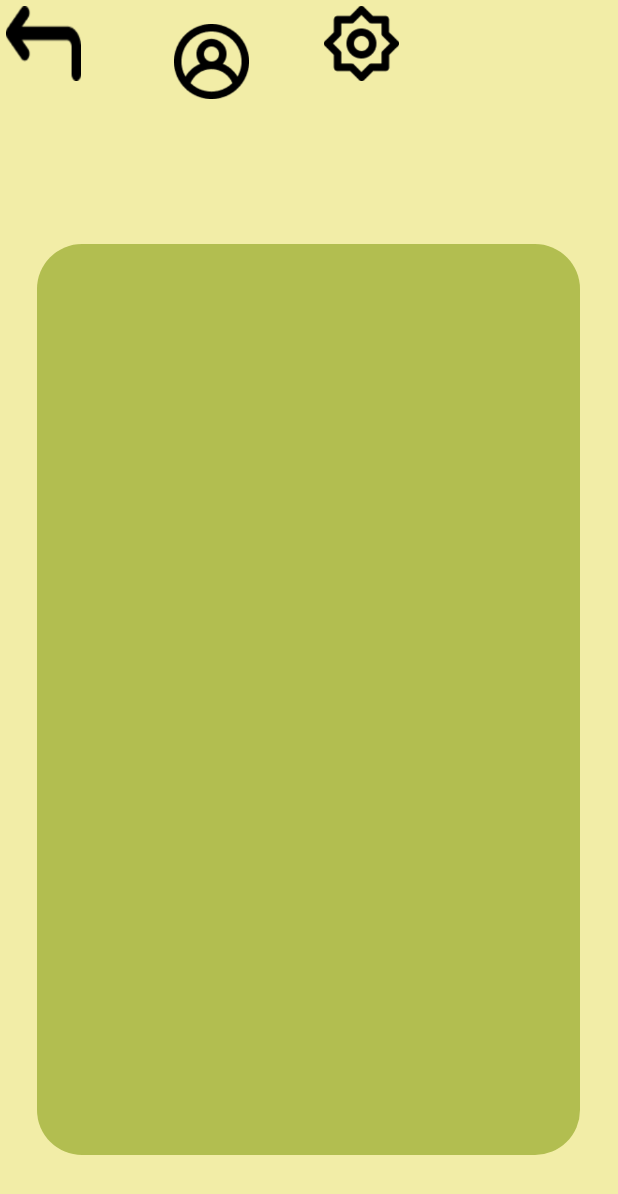
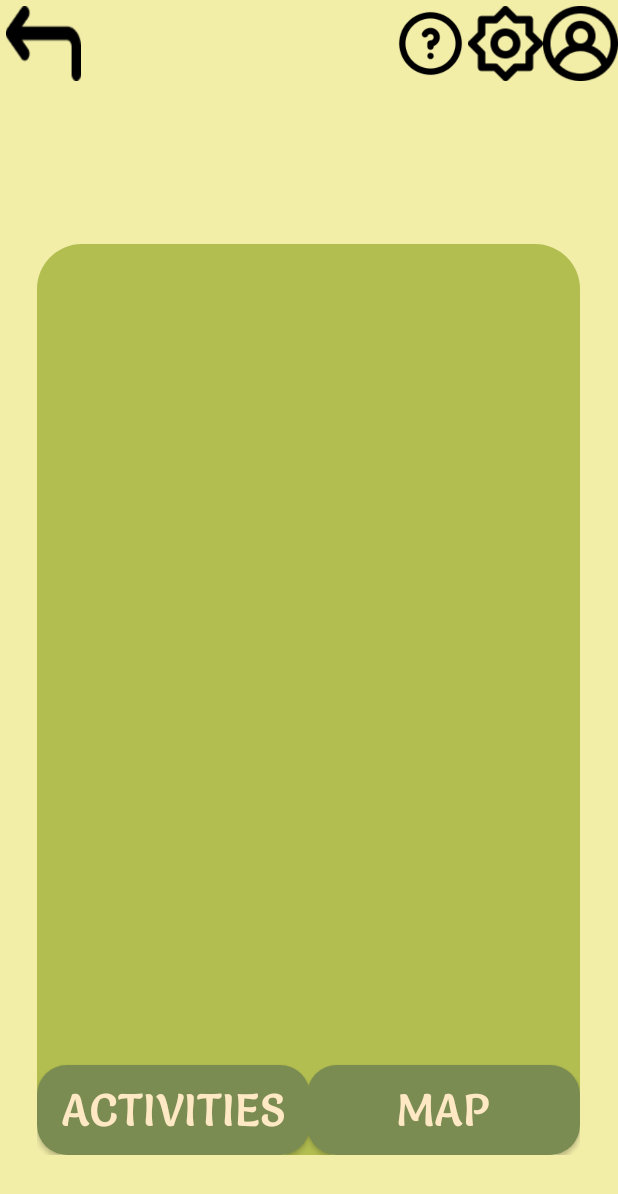
Before and after one commit to Alba-18/Work-out-, an Android app: the layout activity_main_screen.xml on its own in the app's theme, with its tools: preview values and no code run, on a phone screen of 412 x 824 dp. Shown: the top 1194 px of the screen. Run offline under Robolectric (Android 15) with nearby library versions, the phone set to English and light mode, and no system bars.

Commit message:
main screen and framgents for maps and activities to do

```diff
--- a/app/build.gradle
+++ b/app/build.gradle
@@ -37,6 +37,7 @@ dependencies {
     implementation 'androidx.constraintlayout:constraintlayout:2.1.2'
     implementation 'androidx.navigation:navigation-fragment:2.3.5'
     implementation 'androidx.navigation:navigation-ui:2.3.5'
+    implementation 'com.google.android.gms:play-services-maps:18.0.0'
     testImplementation 'junit:junit:4.+'
     androidTestImplementation 'androidx.test.ext:junit:1.1.3'
     androidTestImplementation 'androidx.test.espresso:espresso-core:3.4.0'
--- /dev/null
+++ b/app/src/main/res/drawable/activityshape.xml
@@ -0,0 +1,6 @@
+<?xml version="1.0" encoding="utf-8"?>
+<shape xmlns:android="http://schemas.android.com/apk/res/android">
+    <solid android:color="#90C4C4C4"></solid>
+    <corners android:radius="30sp"/>
+
+</shape>
--- /dev/null
+++ b/app/src/main/res/drawable/lightshape.xml
@@ -0,0 +1,6 @@
+<?xml version="1.0" encoding="utf-8"?>
+<shape xmlns:android="http://schemas.android.com/apk/res/android">
+    <solid android:color="#C4C4C4"></solid>
+    <corners android:radius="30sp"/>
+
+</shape>
--- a/app/src/main/res/layout/activity_main_screen.xml
+++ b/app/src/main/res/layout/activity_main_screen.xml
@@ -19,15 +19,32 @@
         app:layout_constraintTop_toTopOf="parent" />
 
     <androidx.appcompat.widget.AppCompatButton
+        android:id="@+id/helpmain"
+        android:layout_width="50dp"
+        android:layout_height="50dp"
+
+        android:layout_gravity="center_vertical"
+        android:layout_marginHorizontal="25sp"
+        android:layout_marginStart="84dp"
+        android:layout_marginTop="4dp"
+        android:background="@drawable/help"
+        app:layout_constraintEnd_toStartOf="@+id/settingsmain"
+        app:layout_constraintHorizontal_bias="1.0"
+        app:layout_constraintStart_toStartOf="parent"
+        app:layout_constraintTop_toTopOf="parent" />
+
+    <androidx.appcompat.widget.AppCompatButton
         android:id="@+id/settingsmain"
         android:layout_width="50dp"
         android:layout_height="50dp"
 
         android:layout_gravity="center_vertical"
         android:layout_marginHorizontal="25sp"
-        android:layout_marginStart="216dp"
+        android:layout_marginStart="264dp"
         android:layout_marginTop="4dp"
         android:background="@drawable/settings"
+        app:layout_constraintEnd_toStartOf="@+id/profilesmain"
+        app:layout_constraintHorizontal_bias="1.0"
         app:layout_constraintStart_toStartOf="parent"
         app:layout_constraintTop_toTopOf="parent" />
 
@@ -38,9 +55,12 @@
 
         android:layout_gravity="center_vertical"
         android:layout_marginHorizontal="25sp"
-        android:layout_marginStart="116dp"
-        android:layout_marginTop="16dp"
+        android:layout_marginStart="48dp"
+        android:layout_marginTop="4dp"
         android:background="@drawable/profile"
+        app:layout_constraintEnd_toEndOf="parent"
+        app:layout_constraintHorizontal_bias="1.0"
+        app:layout_constraintStart_toEndOf="@+id/settingsmain"
         app:layout_constraintStart_toStartOf="parent"
         app:layout_constraintTop_toTopOf="parent" />
 
@@ -58,6 +78,34 @@
         app:layout_constraintTop_toTopOf="parent"
         app:layout_constraintVertical_bias="0.75">
 
+        <androidx.appcompat.widget.AppCompatButton
+            android:id="@+id/activitiesbuttonmain"
+            android:layout_width="182dp"
+            android:layout_height="60dp"
+            android:layout_gravity="bottom|left"
+            android:background="@drawable/button"
+            app:layout_constraintHorizontal_bias="1.0"
+            app:layout_constraintStart_toStartOf="parent"
+            android:fontFamily="@font/salsa"
+            android:text="ACTIVITIES"
+            android:textColor="#FFE9C5"
+            android:textSize="30dp"
+            app:layout_constraintTop_toTopOf="parent" />
+
+        <androidx.appcompat.widget.AppCompatButton
+            android:id="@+id/mapbuttonmain"
+            android:layout_width="182dp"
+            android:layout_height="60dp"
+            android:layout_gravity="bottom|right"
+            android:background="@drawable/button"
+            app:layout_constraintHorizontal_bias="1.0"
+            app:layout_constraintStart_toStartOf="parent"
+            android:fontFamily="@font/salsa"
+            android:text="MAP"
+            android:textColor="#FFE9C5"
+            android:textSize="30dp"
+            app:layout_constraintTop_toTopOf="parent" />
+
 
     </FrameLayout>
 
```
Also changed, not shown: app/src/main/res/layout/fragment_activities_list.xml (added, +289 -0 lines), app/src/main/res/layout/fragment_map.xml (added, +36 -0 lines).
